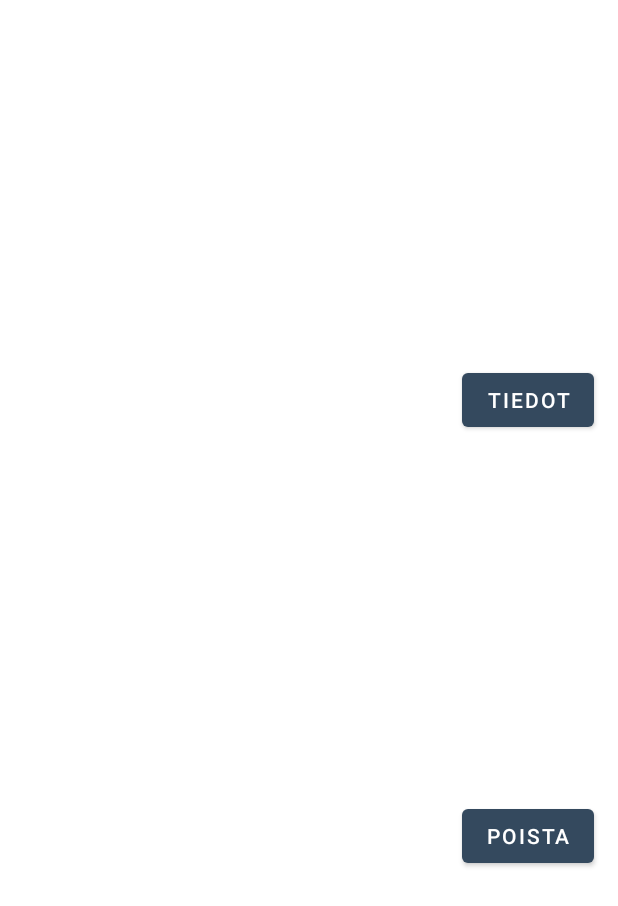
After one commit to AOskari/TMS, an Android app: the layout tarviketiedot_layout.xml on its own in the app's theme, with its tools: preview values and no code run, on a phone screen of 412 x 824 dp. The commit adds this screen. Shown: the top 906 px of the screen. Run offline under Robolectric (Android 15) with nearby library versions, the phone set to English and light mode, and no system bars.

```diff
--- a/app/src/main/AndroidManifest.xml
+++ b/app/src/main/AndroidManifest.xml
@@ -13,7 +13,6 @@
         android:theme="@style/Theme.AndroidProject"
         android:usesCleartextTraffic="true">
         <activity android:name=".aktiviteetit.TiedotActivity"
-            android:parentActivityName=".aktiviteetit.HaeActivity"
             android:theme="@style/Theme.AndroidProject.PopupTheme"/>
         <activity
             android:name=".aktiviteetit.AteriaActivity"
--- a/app/src/main/res/layout/activity_ateria.xml
+++ b/app/src/main/res/layout/activity_ateria.xml
@@ -29,7 +29,6 @@
         android:layout_marginEnd="16dp"
         android:layout_marginRight="16dp"
         android:layout_marginBottom="20dp"
-        android:text="TextView"
         app:layout_constraintBottom_toTopOf="@+id/ateria"
         app:layout_constraintEnd_toEndOf="parent"
         app:layout_constraintStart_toStartOf="parent" />
--- /dev/null
+++ b/app/src/main/res/layout/tarviketiedot_layout.xml
@@ -0,0 +1,40 @@
+<?xml version="1.0" encoding="utf-8"?>
+<androidx.constraintlayout.widget.ConstraintLayout xmlns:android="http://schemas.android.com/apk/res/android"
+    xmlns:app="http://schemas.android.com/apk/res-auto"
+    xmlns:tools="http://schemas.android.com/tools"
+    android:layout_width="match_parent"
+    android:layout_height="match_parent">
+
+    <TextView
+        android:id="@+id/tarvike_nimi"
+        android:layout_width="wrap_content"
+        android:layout_height="wrap_content"
+        android:layout_marginStart="16dp"
+        android:layout_marginLeft="16dp"
+        android:textStyle="bold"
+        app:layout_constraintBottom_toBottomOf="parent"
+        app:layout_constraintStart_toStartOf="parent"
+        app:layout_constraintTop_toTopOf="parent" />
+
+    <Button
+        android:id="@+id/tiedot_poista"
+        android:layout_width="wrap_content"
+        android:layout_height="wrap_content"
+        android:layout_marginEnd="16dp"
+        android:layout_marginRight="16dp"
+        android:text="Poista"
+        app:layout_constraintBottom_toBottomOf="parent"
+        app:layout_constraintEnd_toEndOf="parent"
+        app:layout_constraintTop_toBottomOf="@+id/tarvike_tiedot" />
+
+    <Button
+        android:id="@+id/tarvike_tiedot"
+        android:layout_width="wrap_content"
+        android:layout_height="wrap_content"
+        android:layout_marginEnd="16dp"
+        android:layout_marginRight="16dp"
+        android:text="Tiedot"
+        app:layout_constraintBottom_toTopOf="@+id/tiedot_poista"
+        app:layout_constraintEnd_toEndOf="parent"
+        app:layout_constraintTop_toTopOf="parent" />
+</androidx.constraintlayout.widget.ConstraintLayout>
```
Also changed, not shown: app/src/main/java/com/example/androidproject/Ateria.java (+18 -0 lines), app/src/main/java/com/example/androidproject/AteriaAdapter.java (added, +118 -0 lines), app/src/main/java/com/example/androidproject/HakuAdapter.java (renamed from app/src/main/java/com/example/androidproject/RuokaAdapter.java, +3 -11 lines), app/src/main/java/com/example/androidproject/aktiviteetit/AteriaActivity.java (+12 -11 lines), app/src/main/java/com/example/androidproject/aktiviteetit/HaeActivity.java (+2 -7 lines), app/src/main/res/layout/hakurivi_layout.xml (renamed from app/src/main/res/layout/rowdesign.xml).
